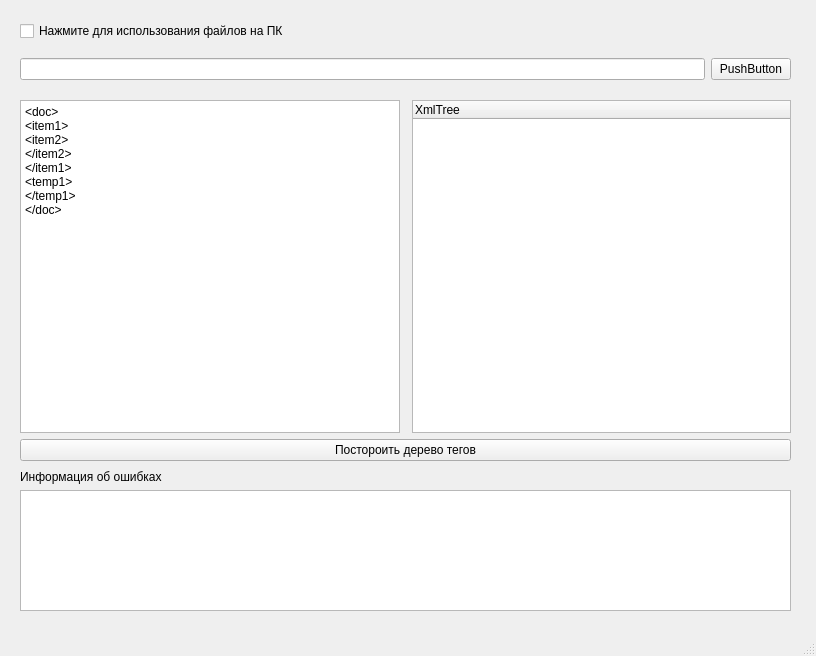
Above: mainwindow.ui from obrodiga/XmrReder before the change. Below: the same form after it.
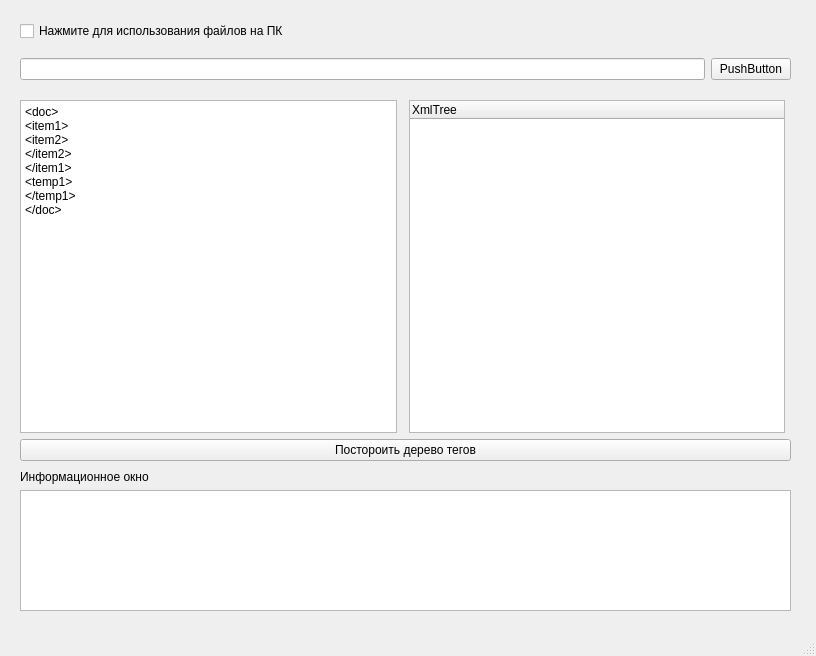
That is the form after the change.

Commit message: Добавление атрибутов в дерево тегов

Patch:
```diff
--- a/mainwindow.ui
+++ b/mainwindow.ui
@@ -10,6 +10,12 @@
     <height>656</height>
    </rect>
   </property>
+  <property name="sizePolicy">
+   <sizepolicy hsizetype="Preferred" vsizetype="Expanding">
+    <horstretch>0</horstretch>
+    <verstretch>0</verstretch>
+   </sizepolicy>
+  </property>
   <property name="windowTitle">
    <string>MainWindow</string>
   </property>
@@ -24,6 +30,16 @@
      </rect>
     </property>
     <layout class="QGridLayout" name="gridLayout">
+     <property name="sizeConstraint">
+      <enum>QLayout::SetDefaultConstraint</enum>
+     </property>
+     <item row="3" column="0" colspan="4">
+      <widget class="QPushButton" name="pushButton">
+       <property name="text">
+        <string>Постороить дерево тегов</string>
+       </property>
+      </widget>
+     </item>
      <item row="1" column="2">
       <widget class="QTreeWidget" name="treeWidget">
        <column>
@@ -35,6 +51,12 @@
      </item>
      <item row="1" column="0">
       <widget class="QTextEdit" name="textEdit">
+       <property name="sizePolicy">
+        <sizepolicy hsizetype="Expanding" vsizetype="Expanding">
+         <horstretch>0</horstretch>
+         <verstretch>0</verstretch>
+        </sizepolicy>
+       </property>
        <property name="html">
         <string>&lt;!DOCTYPE HTML PUBLIC &quot;-//W3C//DTD HTML 4.0//EN&quot; &quot;http://www.w3.org/TR/REC-html40/strict.dtd&quot;&gt;
 &lt;html&gt;&lt;head&gt;&lt;meta name=&quot;qrichtext&quot; content=&quot;1&quot; /&gt;&lt;meta charset=&quot;utf-8&quot; /&gt;&lt;style type=&quot;text/css&quot;&gt;
@@ -51,13 +73,6 @@
        </property>
       </widget>
      </item>
-     <item row="2" column="0" colspan="3">
-      <widget class="QPushButton" name="pushButton">
-       <property name="text">
-        <string>Постороить дерево тегов</string>
-       </property>
-      </widget>
-     </item>
     </layout>
    </widget>
    <widget class="QWidget" name="gridLayoutWidget_2">
@@ -105,7 +120,7 @@
      <item>
       <widget class="QLabel" name="label">
        <property name="text">
-        <string>Информация об ошибках</string>
+        <string>Информационное окно</string>
        </property>
       </widget>
      </item>
```
The commit also changes 2 other files.
